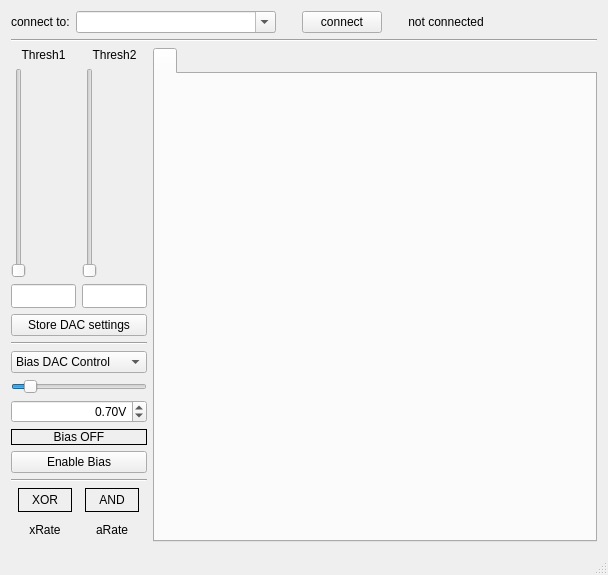
Old version of the form source/gui/src/mainwindow.ui in the repository MuonPi/muondetector.
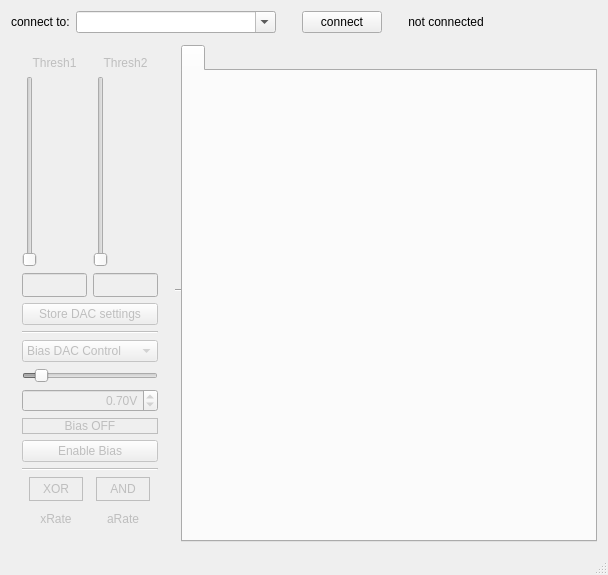
New version of the form.

Commit message: Properly disabled entire GUI in disconnected state.

The edit to the form file:
```diff
--- a/source/gui/src/mainwindow.ui
+++ b/source/gui/src/mainwindow.ui
@@ -27,7 +27,7 @@
     </sizepolicy>
    </property>
    <layout class="QGridLayout" name="gridLayout">
-    <item row="0" column="0" colspan="2">
+    <item row="0" column="0" colspan="3">
      <layout class="QHBoxLayout" name="horizontalLayout">
       <item>
        <widget class="QLabel" name="ipLabel">
@@ -128,7 +128,7 @@
       </item>
      </layout>
     </item>
-    <item row="1" column="0" colspan="2">
+    <item row="1" column="1" rowspan="2" colspan="2">
      <widget class="Line" name="line_4">
       <property name="orientation">
        <enum>Qt::Horizontal</enum>
@@ -136,6 +136,12 @@
      </widget>
     </item>
     <item row="2" column="0">
+     <widget class="QWidget" name="controlWidget" native="true">
+      <property name="enabled">
+       <bool>false</bool>
+      </property>
+      <layout class="QVBoxLayout" name="verticalLayout_3">
+       <item>
      <layout class="QVBoxLayout" name="verticalLayout_2">
       <item>
        <layout class="QHBoxLayout" name="horizontalLayout_2">
@@ -240,7 +246,7 @@
           <item>
            <widget class="QLineEdit" name="discr2Edit">
             <property name="enabled">
-             <bool>true</bool>
+                <bool>false</bool>
             </property>
             <property name="sizePolicy">
              <sizepolicy hsizetype="Ignored" vsizetype="Fixed">
@@ -467,8 +473,14 @@
       </item>
      </layout>
     </item>
-    <item row="2" column="1">
+      </layout>
+     </widget>
+    </item>
+    <item row="2" column="2">
      <widget class="QTabWidget" name="tabWidget">
+      <property name="enabled">
+       <bool>false</bool>
+      </property>
       <property name="sizePolicy">
        <sizepolicy hsizetype="Expanding" vsizetype="Expanding">
         <horstretch>0</horstretch>
```
Lines whose indentation alone changed are shown as unchanged. The commit also changes 1 other file.
